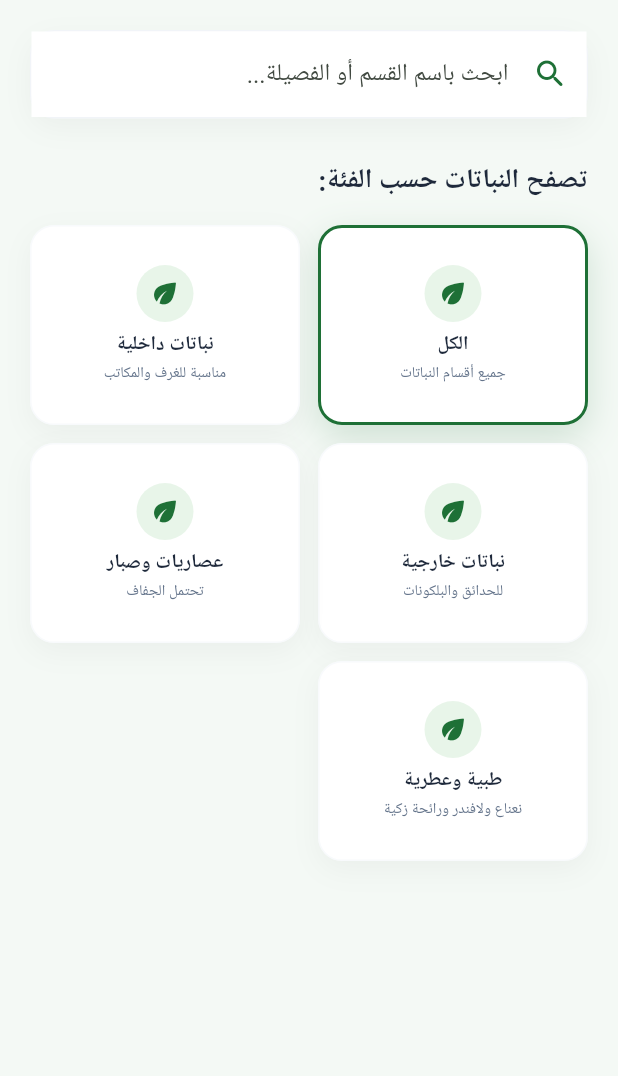
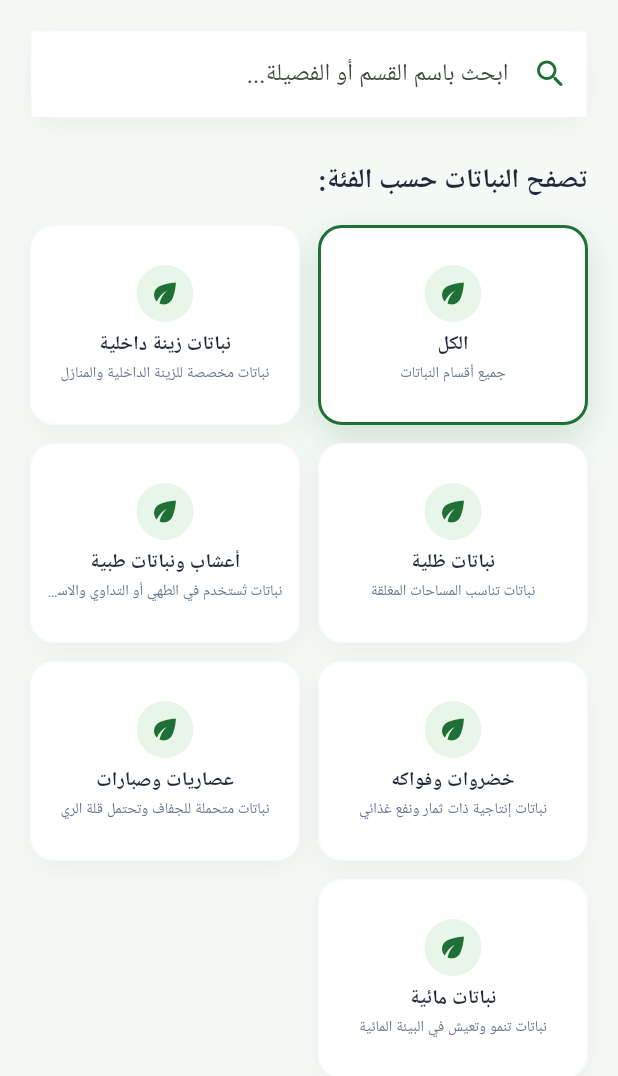
Before and after one commit to ansam61/Ghiras-Flutter-App, a Flutter app: the EncyclopediaTab screen opened directly, on a phone screen of 412 x 824 dp. Shown: the top 1076 px of the screen. Run offline on Flutter 3.47's test engine with Material 3 defaults, Android fonts, the phone set to English and light mode, and no system bars; our stand-ins replace google_fonts, image_picker; network calls fail; Roboto replaces fonts that are missing (Cairo); project files that could hold a hidden picture were left out.

Commit message:
Unify plant categories in Flutter app to 6 official categories

```diff
--- a/lib/screens/add_plant/add_plant_screen.dart
+++ b/lib/screens/add_plant/add_plant_screen.dart
@@ -174,13 +174,17 @@ class _AddPlantScreenState extends State<AddPlantScreen> {
   String _getCategoryName(int id, AppSettingsProvider settings) {
     switch (id) {
       case 1:
-        return settings.getText('نباتات داخلية', 'Indoor Plants');
+        return settings.getText('نباتات زينة داخلية', 'Indoor Decorative Plants');
       case 2:
-        return settings.getText('نباتات خارجية', 'Outdoor Plants');
+        return settings.getText('نباتات ظلية', 'Shade Plants');
       case 3:
-        return settings.getText('عصاريات وصبار', 'Succulents & Cacti');
+        return settings.getText('أعشاب ونباتات طبية', 'Herbs & Medicinal Plants');
       case 4:
-        return settings.getText('طبية وعطرية', 'Herbs & Aromatics');
+        return settings.getText('خضروات وفواكه', 'Vegetables & Fruits');
+      case 5:
+        return settings.getText('عصاريات وصبارات', 'Succulents & Cacti');
+      case 6:
+        return settings.getText('نباتات مائية', 'Aquatic Plants');
       default:
         return settings.getText('قسم عام', 'General');
     }
@@ -191,10 +195,12 @@ class _AddPlantScreenState extends State<AddPlantScreen> {
     final settings = Provider.of<AppSettingsProvider>(context);
 
     final List<Map<String, dynamic>> categories = [
-      {'id': 1, 'name': settings.getText('نباتات داخلية', 'Indoor Plants')},
-      {'id': 2, 'name': settings.getText('نباتات خارجية', 'Outdoor Plants')},
-      {'id': 3, 'name': settings.getText('عصاريات وصبار', 'Succulents & Cacti')},
-      {'id': 4, 'name': settings.getText('طبية وعطرية', 'Herbs & Aromatics')},
+      {'id': 1, 'name': settings.getText('نباتات زينة داخلية', 'Indoor Decorative Plants')},
+      {'id': 2, 'name': settings.getText('نباتات ظلية', 'Shade Plants')},
+      {'id': 3, 'name': settings.getText('أعشاب ونباتات طبية', 'Herbs & Medicinal Plants')},
+      {'id': 4, 'name': settings.getText('خضروات وفواكه', 'Vegetables & Fruits')},
+      {'id': 5, 'name': settings.getText('عصاريات وصبارات', 'Succulents & Cacti')},
+      {'id': 6, 'name': settings.getText('نباتات مائية', 'Aquatic Plants')},
     ];
 
     return Scaffold(
--- a/lib/screens/encyclopedia/encyclopedia_tab.dart
+++ b/lib/screens/encyclopedia/encyclopedia_tab.dart
@@ -159,27 +159,37 @@ class _EncyclopediaTabState extends State<EncyclopediaTab> {
           categoryId: 0,
           categoryName: settings.getText('الكل', 'All'),
           description: settings.getText('جميع أقسام النباتات', 'All plant categories'),
-          plantsCount: 4),
+          plantsCount: 6),
       PlantCategory(
           categoryId: 1,
-          categoryName: settings.getText('نباتات داخلية', 'Indoor Plants'),
-          description: settings.getText('مناسبة للغرف والمكاتب', 'Suitable for rooms and offices'),
+          categoryName: settings.getText('نباتات زينة داخلية', 'Indoor Decorative'),
+          description: settings.getText('نباتات مخصصة للزينة الداخلية والمنازل', 'Indoor and home decorative plants'),
           plantsCount: 3),
       PlantCategory(
           categoryId: 2,
-          categoryName: settings.getText('نباتات خارجية', 'Outdoor Plants'),
-          description: settings.getText('للحدائق والبلكونات', 'For gardens and balconies'),
-          plantsCount: 1),
+          categoryName: settings.getText('نباتات ظلية', 'Shade Plants'),
+          description: settings.getText('نباتات تناسب المساحات المغلقة', 'Suitable for enclosed spaces'),
+          plantsCount: 2),
       PlantCategory(
           categoryId: 3,
-          categoryName: settings.getText('عصاريات وصبار', 'Succulents & Cacti'),
-          description: settings.getText('تحتمل الجفاف', 'Drought tolerant'),
-          plantsCount: 1),
+          categoryName: settings.getText('أعشاب ونباتات طبية', 'Herbs & Medicinal'),
+          description: settings.getText('نباتات تُستخدم في الطهي أو التداوي والاستخدامات العطرية', 'Used for cooking, medicine or aromatics'),
+          plantsCount: 2),
       PlantCategory(
           categoryId: 4,
-          categoryName: settings.getText('طبية وعطرية', 'Herbs & Aromatics'),
-          description: settings.getText('نعناع ولافندر ورائحة زكية', 'Mint, lavender and fresh scent'),
+          categoryName: settings.getText('خضروات وفواكه', 'Vegetables & Fruits'),
+          description: settings.getText('نباتات إنتاجية ذات ثمار ونفع غذائي', 'Productive plants with fruits and nutrition'),
+          plantsCount: 4),
+      PlantCategory(
+          categoryId: 5,
+          categoryName: settings.getText('عصاريات وصبارات', 'Succulents & Cacti'),
+          description: settings.getText('نباتات متحملة للجفاف وتحتمل قلة الري', 'Drought tolerant and low water requirement'),
           plantsCount: 2),
+      PlantCategory(
+          categoryId: 6,
+          categoryName: settings.getText('نباتات مائية', 'Aquatic Plants'),
+          description: settings.getText('نباتات تنمو وتعيش في البيئة المائية', 'Plants that grow in aquatic environments'),
+          plantsCount: 1),
     ];
 
     return Scaffold(
--- a/lib/screens/my_plants/my_plants_tab.dart
+++ b/lib/screens/my_plants/my_plants_tab.dart
@@ -158,15 +158,27 @@ class _MyPlantsTabState extends State<MyPlantsTab> {
                               0, settings.getText('الكل', 'All'), plantProvider),
                           _categoryChip(
                               1,
-                              settings.getText('داخلي', 'Indoor'),
+                              settings.getText('زينة داخلية', 'Indoor'),
                               plantProvider),
                           _categoryChip(
                               2,
-                              settings.getText('خارجي', 'Outdoor'),
+                              settings.getText('ظلية', 'Shade'),
                               plantProvider),
                           _categoryChip(
                               3,
-                              settings.getText('عصاريات', 'Succulents'),
+                              settings.getText('أعشاب وطبية', 'Herbs'),
+                              plantProvider),
+                          _categoryChip(
+                              4,
+                              settings.getText('خضروات وفواكه', 'Fruits & Veg'),
+                              plantProvider),
+                          _categoryChip(
+                              5,
+                              settings.getText('عصاريات وصبارات', 'Succulents'),
+                              plantProvider),
+                          _categoryChip(
+                              6,
+                              settings.getText('مائية', 'Aquatic'),
                               plantProvider),
                         ],
                       ),
```
